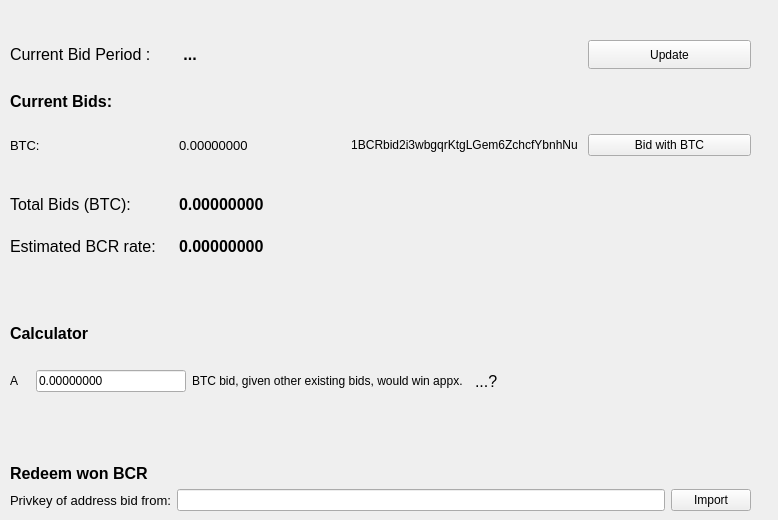
First picture: the form in src/qt/forms/bidpage.ui, repository thelonecrouton/bitcredit, before the edit.
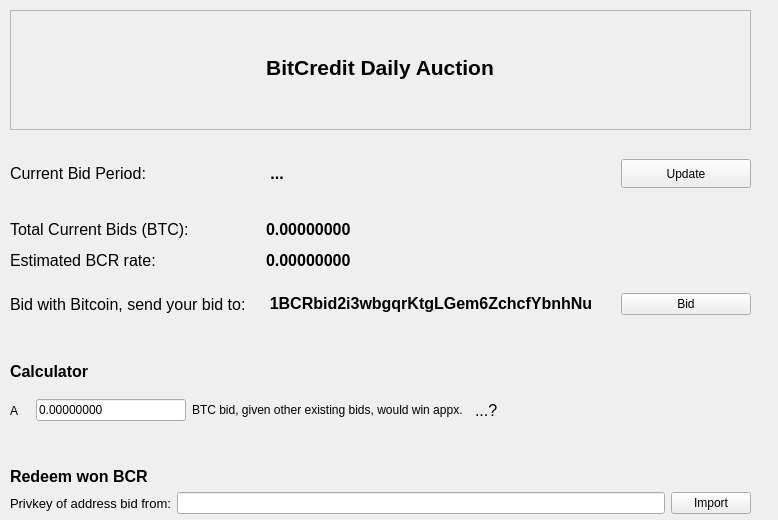
Second picture: the form after the edit.

Commit message: bidpage ui tidyup

What changed in the file:
```diff
--- a/src/qt/forms/bidpage.ui
+++ b/src/qt/forms/bidpage.ui
@@ -19,18 +19,92 @@
      <x>10</x>
      <y>10</y>
      <width>761</width>
-     <height>501</height>
+     <height>504</height>
     </rect>
    </property>
    <layout class="QVBoxLayout" name="verticalLayout_2">
     <property name="topMargin">
-     <number>30</number>
+     <number>0</number>
     </property>
     <property name="rightMargin">
      <number>20</number>
     </property>
     <item>
-     <layout class="QGridLayout" name="gridLayout">
+     <widget class="QFrame" name="frame">
+      <property name="minimumSize">
+       <size>
+        <width>0</width>
+        <height>120</height>
+       </size>
+      </property>
+      <property name="maximumSize">
+       <size>
+        <width>16777215</width>
+        <height>120</height>
+       </size>
+      </property>
+      <property name="frameShape">
+       <enum>QFrame::StyledPanel</enum>
+      </property>
+      <property name="frameShadow">
+       <enum>QFrame::Raised</enum>
+      </property>
+      <widget class="QLabel" name="label_heading">
+       <property name="geometry">
+        <rect>
+         <x>0</x>
+         <y>42</y>
+         <width>740</width>
+         <height>30</height>
+        </rect>
+       </property>
+       <property name="maximumSize">
+        <size>
+         <width>16777215</width>
+         <height>30</height>
+        </size>
+       </property>
+       <property name="font">
+        <font>
+         <pointsize>16</pointsize>
+         <weight>75</weight>
+         <bold>true</bold>
+        </font>
+       </property>
+       <property name="text">
+        <string>BitCredit Daily Auction</string>
+       </property>
+       <property name="alignment">
+        <set>Qt::AlignCenter</set>
+       </property>
+      </widget>
+     </widget>
+    </item>
+    <item>
+     <layout class="QGridLayout" name="gridLayout" rowminimumheight="75,25,25,0">
+      <property name="bottomMargin">
+       <number>0</number>
+      </property>
+      <item row="2" column="0">
+       <widget class="QLabel" name="labelEstprice">
+        <property name="maximumSize">
+         <size>
+          <width>16777215</width>
+          <height>30</height>
+         </size>
+        </property>
+        <property name="font">
+         <font>
+          <pointsize>12</pointsize>
+          <weight>50</weight>
+          <bold>false</bold>
+         </font>
+        </property>
+        <property name="text">
+         <string>Estimated BCR rate:</string>
+        </property>
+       </widget>
+      </item>
       <item row="0" column="3">
        <widget class="QPushButton" name="pushButtonRefresh">
         <property name="sizePolicy">
@@ -45,6 +119,12 @@
           <height>29</height>
          </size>
         </property>
+        <property name="maximumSize">
+         <size>
+          <width>130</width>
+          <height>16777215</height>
+         </size>
+        </property>
         <property name="toolTip">
          <string>Load current bids in bidtracker directory</string>
         </property>
@@ -53,22 +133,6 @@
         </property>
        </widget>
       </item>
-      <item row="2" column="3">
-       <widget class="QPushButton" name="pushButtonBTC">
-        <property name="font">
-         <font>
-          <weight>50</weight>
-          <bold>false</bold>
-         </font>
-        </property>
-        <property name="toolTip">
-         <string>Launch bitcoin-qt (if installed)</string>
-        </property>
-        <property name="text">
-         <string>Bid with BTC</string>
-        </property>
-       </widget>
-      </item>
       <item row="0" column="1">
        <widget class="QLabel" name="labelNumber">
         <property name="palette">
@@ -93,76 +157,6 @@
         </property>
        </widget>
       </item>
-      <item row="2" column="0">
-       <widget class="QLabel" name="labelBTC">
-        <property name="font">
-         <font>
-          <pointsize>10</pointsize>
-          <weight>50</weight>
-          <bold>false</bold>
-         </font>
-        </property>
-        <property name="text">
-         <string>BTC:</string>
-        </property>
-       </widget>
-      </item>
-      <item row="3" column="0" alignment="Qt::AlignBottom">
-       <widget class="QLabel" name="labelTotal">
-        <property name="font">
-         <font>
-          <pointsize>12</pointsize>
-          <weight>50</weight>
-          <bold>false</bold>
-         </font>
-        </property>
-        <property name="text">
-         <string>Total Bids (BTC):</string>
-        </property>
-       </widget>
-      </item>
-      <item row="4" column="1">
-       <widget class="QLabel" name="labelEstprice_2">
-        <property name="font">
-         <font>
-          <pointsize>12</pointsize>
-          <weight>75</weight>
-          <bold>true</bold>
-         </font>
-        </property>
-        <property name="text">
-         <string>0.00000000</string>
-        </property>
-       </widget>
-      </item>
-      <item row="3" column="1" alignment="Qt::AlignBottom">
-       <widget class="QLabel" name="labelTotal_2">
-        <property name="font">
-         <font>
-          <pointsize>12</pointsize>
-          <weight>75</weight>
-          <bold>true</bold>
-         </font>
-        </property>
-        <property name="text">
-         <string>0.00000000</string>
-        </property>
-       </widget>
-      </item>
-      <item row="4" column="0">
-       <widget class="QLabel" name="labelEstprice">
-        <property name="font">
-         <font>
-          <pointsize>12</pointsize>
-          <weight>50</weight>
-          <bold>false</bold>
-         </font>
-        </property>
-        <property name="text">
-         <string>Estimated BCR rate:</string>
-        </property>
-       </widget>
-      </item>
       <item row="0" column="0">
        <widget class="QLabel" name="labelNext">
         <property name="font">
@@ -173,26 +167,97 @@
          </font>
         </property>
         <property name="text">
-         <string>Current Bid Period :</string>
+         <string>Current Bid Period:</string>
         </property>
        </widget>
       </item>
       <item row="1" column="0">
        <widget class="QLabel" name="labelCurrentbids">
+        <property name="maximumSize">
+         <size>
+          <width>16777215</width>
+          <height>30</height>
+         </size>
+        </property>
         <property name="font">
          <font>
           <pointsize>12</pointsize>
+          <weight>50</weight>
+          <bold>false</bold>
+         </font>
+        </property>
+        <property name="text">
+         <string>Total Current Bids (BTC):   </string>
+        </property>
+       </widget>
+      </item>
+      <item row="2" column="1">
+       <widget class="QLabel" name="labelEstprice_2">
+        <property name="font">
+         <font>
+          <pointsize>12</pointsize>
           <weight>75</weight>
           <bold>true</bold>
          </font>
         </property>
         <property name="text">
-         <string>Current Bids:</string>
+         <string>0.00000000</string>
         </property>
        </widget>
       </item>
-      <item row="2" column="2" alignment="Qt::AlignLeft">
+      <item row="1" column="1">
+       <widget class="QLabel" name="labelTotal_2">
+        <property name="font">
+         <font>
+          <pointsize>12</pointsize>
+          <weight>75</weight>
+          <bold>true</bold>
+         </font>
+        </property>
+        <property name="text">
+         <string>0.00000000</string>
+        </property>
+       </widget>
+      </item>
+      <item row="3" column="0">
+       <widget class="QLabel" name="label">
+        <property name="minimumSize">
+         <size>
+          <width>0</width>
+          <height>50</height>
+         </size>
+        </property>
+        <property name="maximumSize">
+         <size>
+          <width>250</width>
+          <height>16777215</height>
+         </size>
+        </property>
+        <property name="font">
+         <font>
+          <pointsize>12</pointsize>
+         </font>
+        </property>
+        <property name="text">
+         <string>Bid with Bitcoin, send your bid to: </string>
+        </property>
+       </widget>
+      </item>
+      <item row="3" column="1" alignment="Qt::AlignLeft">
        <widget class="QPushButton" name="pushButtonBTCExplorer">
+        <property name="maximumSize">
+         <size>
+          <width>330</width>
+          <height>16777215</height>
+         </size>
+        </property>
+        <property name="font">
+         <font>
+          <pointsize>12</pointsize>
+          <weight>75</weight>
+          <bold>true</bold>
+         </font>
+        </property>
         <property name="toolTip">
          <string>View address on blockr.io</string>
         </property>
@@ -207,11 +272,16 @@
         </property>
        </widget>
       </item>
-      <item row="2" column="1">
-       <widget class="QLabel" name="labelBTC_2">
+      <item row="3" column="3">
+       <widget class="QPushButton" name="pushButtonBTC">
+        <property name="maximumSize">
+         <size>
+          <width>130</width>
+          <height>16777215</height>
+         </size>
+        </property>
         <property name="font">
          <font>
-          <pointsize>10</pointsize>
           <weight>50</weight>
           <bold>false</bold>
          </font>
@@ -220,7 +290,7 @@
          <string>Current total BTC bids</string>
         </property>
         <property name="text">
-         <string>0.00000000</string>
+         <string>Bid</string>
         </property>
        </widget>
       </item>
```
Left out of the diff: 2 changed lines with no effect on the pictures. The commit also changes 1 other file.
